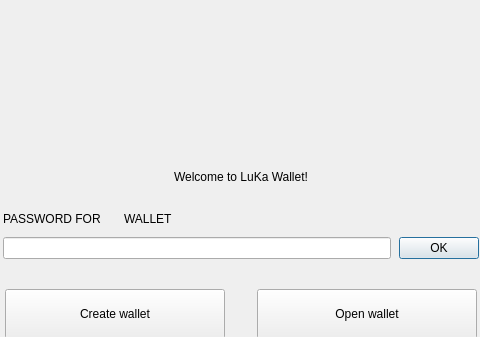
ricochetcoin/ricochet-wallet, file src/Gui/NoWallet/NoWalletFrame.ui: the form before one commit; both pictures show x 178 to 658 and y 0 to 337 of the 838 by 660 pixel window.
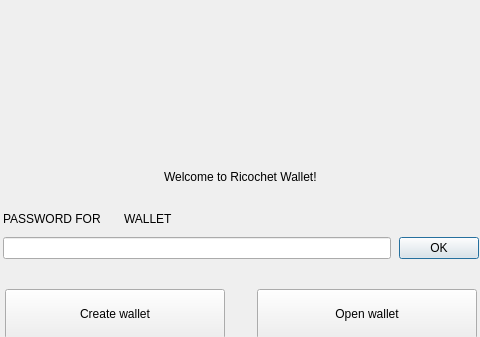
The form after the commit. Custom widgets are drawn as their Qt base class.

Patch:
```diff
--- a/src/Gui/NoWallet/NoWalletFrame.ui
+++ b/src/Gui/NoWallet/NoWalletFrame.ui
@@ -54,7 +54,7 @@
    <item alignment="Qt::AlignHCenter">
     <widget class="WalletGui::WalletHeaderLabel" name="m_welcomeLabel">
      <property name="text">
-      <string>Welcome to LuKa Wallet!</string>
+      <string>Welcome to Ricochet Wallet!</string>
      </property>
     </widget>
    </item>
```
